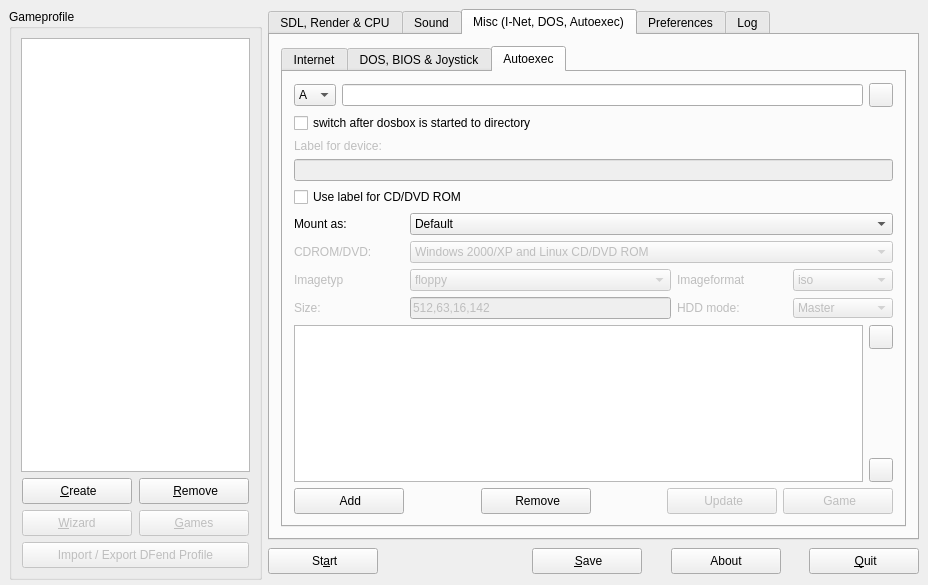
Above: ui/dboxfe.ui from LasDesu/DBoxFE before the change. Below: the same form after it.
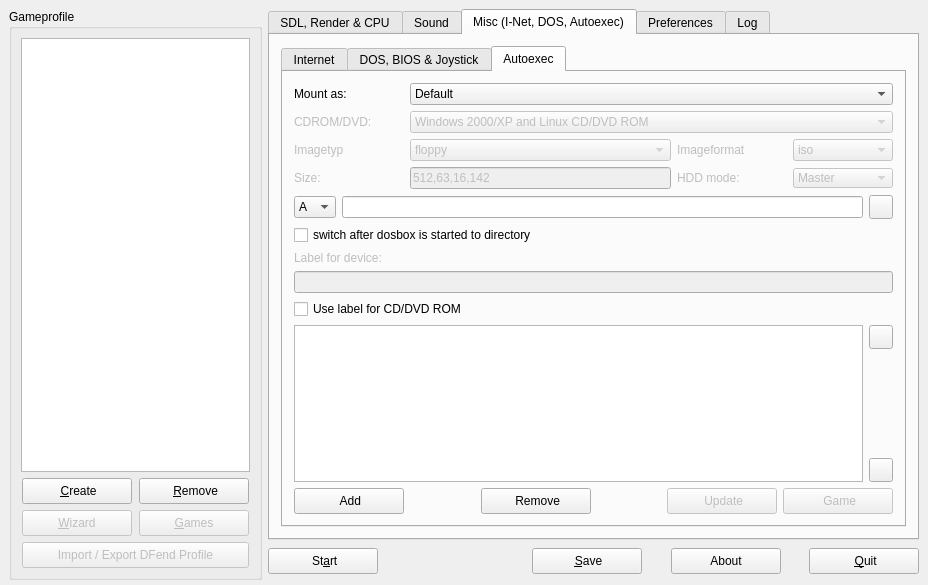
That is the form after the change. The open tabs and pages were chosen to show the change. Icons and pictures are not drawn.

Patch:
```diff
--- a/ui/dboxfe.ui
+++ b/ui/dboxfe.ui
@@ -4675,6 +4675,328 @@
           </attribute>
           <layout class="QGridLayout" >
            <item row="0" column="0" colspan="2" >
+            <layout class="QHBoxLayout" >
+             <item>
+              <widget class="QLabel" name="lblAutoexecDirectoryOption" >
+               <property name="minimumSize" >
+                <size>
+                 <width>110</width>
+                 <height>0</height>
+                </size>
+               </property>
+               <property name="maximumSize" >
+                <size>
+                 <width>110</width>
+                 <height>16777215</height>
+                </size>
+               </property>
+               <property name="text" >
+                <string>Mount as:</string>
+               </property>
+               <property name="buddy" >
+                <cstring>cbxAutoexecDirectoryOption</cstring>
+               </property>
+              </widget>
+             </item>
+             <item>
+              <widget class="QComboBox" name="cbxAutoexecDirectoryOption" >
+               <item>
+                <property name="text" >
+                 <string>Default</string>
+                </property>
+               </item>
+               <item>
+                <property name="text" >
+                 <string>CD/DVD ROM</string>
+                </property>
+               </item>
+               <item>
+                <property name="text" >
+                 <string>Floppy</string>
+                </property>
+               </item>
+               <item>
+                <property name="text" >
+                 <string>Image</string>
+                </property>
+               </item>
+              </widget>
+             </item>
+            </layout>
+           </item>
+           <item row="1" column="0" colspan="2" >
+            <layout class="QGridLayout" >
+             <property name="leftMargin" >
+              <number>0</number>
+             </property>
+             <property name="topMargin" >
+              <number>0</number>
+             </property>
+             <property name="rightMargin" >
+              <number>0</number>
+             </property>
+             <property name="bottomMargin" >
+              <number>0</number>
+             </property>
+             <property name="horizontalSpacing" >
+              <number>6</number>
+             </property>
+             <property name="verticalSpacing" >
+              <number>6</number>
+             </property>
+             <item row="0" column="0" >
+              <widget class="QLabel" name="lblAutoexecCDDVDROMOption" >
+               <property name="enabled" >
+                <bool>false</bool>
+               </property>
+               <property name="minimumSize" >
+                <size>
+                 <width>110</width>
+                 <height>0</height>
+                </size>
+               </property>
+               <property name="maximumSize" >
+                <size>
+                 <width>110</width>
+                 <height>16777215</height>
+                </size>
+               </property>
+               <property name="text" >
+                <string>CDROM/DVD:</string>
+               </property>
+               <property name="buddy" >
+                <cstring>cbxAutoexecCDDVDROMOption</cstring>
+               </property>
+              </widget>
+             </item>
+             <item row="0" column="1" >
+              <widget class="QComboBox" name="cbxAutoexecCDDVDROMOption" >
+               <property name="enabled" >
+                <bool>false</bool>
+               </property>
+               <item>
+                <property name="text" >
+                 <string>Windows 2000/XP and Linux CD/DVD ROM</string>
+                </property>
+               </item>
+               <item>
+                <property name="text" >
+                 <string>Windows 98 CD/DVD ROM</string>
+                </property>
+               </item>
+              </widget>
+             </item>
+            </layout>
+           </item>
+           <item row="2" column="0" >
+            <layout class="QHBoxLayout" >
+             <item>
+              <widget class="QLabel" name="lblAutoexecImageTyp" >
+               <property name="enabled" >
+                <bool>false</bool>
+               </property>
+               <property name="minimumSize" >
+                <size>
+                 <width>110</width>
+                 <height>0</height>
+                </size>
+               </property>
+               <property name="maximumSize" >
+                <size>
+                 <width>110</width>
+                 <height>16777215</height>
+                </size>
+               </property>
+               <property name="text" >
+                <string>Imagetyp</string>
+               </property>
+               <property name="buddy" >
+                <cstring>cbxAutoexecCDDVDROMOption</cstring>
+               </property>
+              </widget>
+             </item>
+             <item>
+              <widget class="QComboBox" name="cbxAutoexecImageTyp" >
+               <property name="enabled" >
+                <bool>false</bool>
+               </property>
+               <item>
+                <property name="text" >
+                 <string>floppy</string>
+                </property>
+               </item>
+               <item>
+                <property name="text" >
+                 <string>iso</string>
+                </property>
+               </item>
+               <item>
+                <property name="text" >
+                 <string>hdd</string>
+                </property>
+               </item>
+              </widget>
+             </item>
+            </layout>
+           </item>
+           <item row="2" column="1" >
+            <layout class="QHBoxLayout" >
+             <item>
+              <widget class="QLabel" name="lblAutoexecImageFormat" >
+               <property name="enabled" >
+                <bool>false</bool>
+               </property>
+               <property name="minimumSize" >
+                <size>
+                 <width>110</width>
+                 <height>0</height>
+                </size>
+               </property>
+               <property name="maximumSize" >
+                <size>
+                 <width>110</width>
+                 <height>16777215</height>
+                </size>
+               </property>
+               <property name="text" >
+                <string>Imageformat</string>
+               </property>
+               <property name="buddy" >
+                <cstring>cbxAutoexecCDDVDROMOption</cstring>
+               </property>
+              </widget>
+             </item>
+             <item>
+              <widget class="QComboBox" name="cbxAutoexecImageFormat" >
+               <property name="enabled" >
+                <bool>false</bool>
+               </property>
+               <item>
+                <property name="text" >
+                 <string>iso</string>
+                </property>
+               </item>
+               <item>
+                <property name="text" >
+                 <string>fat</string>
+                </property>
+               </item>
+               <item>
+                <property name="text" >
+                 <string>none</string>
+                </property>
+               </item>
+              </widget>
+             </item>
+            </layout>
+           </item>
+           <item row="3" column="0" >
+            <layout class="QHBoxLayout" >
+             <item>
+              <widget class="QLabel" name="lblAutoexecImageSize" >
+               <property name="enabled" >
+                <bool>false</bool>
+               </property>
+               <property name="minimumSize" >
+                <size>
+                 <width>110</width>
+                 <height>0</height>
+                </size>
+               </property>
+               <property name="maximumSize" >
+                <size>
+                 <width>110</width>
+                 <height>16777215</height>
+                </size>
+               </property>
+               <property name="text" >
+                <string>Size:</string>
+               </property>
+               <property name="buddy" >
+                <cstring>cbxAutoexecCDDVDROMOption</cstring>
+               </property>
+              </widget>
+             </item>
+             <item>
+              <widget class="QLineEdit" name="LEImageSize" >
+               <property name="enabled" >
+                <bool>false</bool>
+               </property>
+               <property name="toolTip" >
+                <string>sectorsbytesize, sectorsperhead, heads, cylinders</string>
+               </property>
+               <property name="statusTip" >
+                <string>sectorsbytesize, sectorsperhead, heads, cylinders</string>
+               </property>
+               <property name="whatsThis" >
+                <string>sectorsbytesize, sectorsperhead, heads, cylinders</string>
+               </property>
+               <property name="text" >
+                <string>512,63,16,142</string>
+               </property>
+              </widget>
+             </item>
+            </layout>
+           </item>
+           <item row="3" column="1" >
+            <layout class="QHBoxLayout" >
+             <item>
+              <widget class="QLabel" name="lblAutoexecImageHddMode" >
+               <property name="enabled" >
+                <bool>false</bool>
+               </property>
+               <property name="minimumSize" >
+                <size>
+                 <width>110</width>
+                 <height>0</height>
+                </size>
+               </property>
+               <property name="maximumSize" >
+                <size>
+                 <width>110</width>
+                 <height>16777215</height>
+                </size>
+               </property>
+               <property name="text" >
+                <string>HDD mode:</string>
+               </property>
+               <property name="buddy" >
+                <cstring>cbxAutoexecCDDVDROMOption</cstring>
+               </property>
+              </widget>
+             </item>
+             <item>
+              <widget class="QComboBox" name="cbxAutoexecImageHddMode" >
+               <property name="enabled" >
+                <bool>false</bool>
+               </property>
+               <property name="minimumSize" >
+                <size>
+                 <width>100</width>
+                 <height>20</height>
+                </size>
+               </property>
+               <property name="maximumSize" >
+                <size>
+                 <width>100</width>
+                 <height>20</height>
+                </size>
+               </property>
+               <item>
+                <property name="text" >
+                 <string>Master</string>
+                </property>
+               </item>
+               <item>
+                <property name="text" >
+                 <string>Slave</string>
+                </property>
+               </item>
+              </widget>
+             </item>
+            </layout>
+           </item>
+           <item row="4" column="0" colspan="2" >
             <layout class="QGridLayout" >
              <property name="leftMargin" >
               <number>0</number>
@@ -4875,7 +5197,7 @@
              </item>
             </layout>
            </item>
-           <item row="1" column="0" colspan="2" >
+           <item row="5" column="0" colspan="2" >
             <layout class="QGridLayout" >
              <property name="leftMargin" >
               <number>0</number>
@@ -4936,328 +5258,6 @@
              </item>
             </layout>
            </item>
-           <item row="2" column="0" colspan="2" >
-            <layout class="QHBoxLayout" >
-             <item>
-              <widget class="QLabel" name="lblAutoexecDirectoryOption" >
-               <property name="minimumSize" >
-                <size>
-                 <width>110</width>
-                 <height>0</height>
-                </size>
-               </property>
-               <property name="maximumSize" >
-                <size>
-                 <width>110</width>
-                 <height>16777215</height>
-                </size>
-               </property>
-               <property name="text" >
-                <string>Mount as:</string>
-               </property>
-               <property name="buddy" >
-                <cstring>cbxAutoexecDirectoryOption</cstring>
-               </property>
-              </widget>
-             </item>
-             <item>
-              <widget class="QComboBox" name="cbxAutoexecDirectoryOption" >
-               <item>
-                <property name="text" >
-                 <string>Default</string>
-                </property>
-               </item>
-               <item>
-                <property name="text" >
-                 <string>CD/DVD ROM</string>
-                </property>
-               </item>
-               <item>
-                <property name="text" >
-                 <string>Floppy</string>
-                </property>
-               </item>
-               <item>
-                <property name="text" >
-                 <string>Image</string>
-                </property>
-               </item>
-              </widget>
-             </item>
-            </layout>
-           </item>
-           <item row="3" column="0" colspan="2" >
-            <layout class="QGridLayout" >
-             <property name="leftMargin" >
-              <number>0</number>
-             </property>
-             <property name="topMargin" >
-              <number>0</number>
-             </property>
-             <property name="rightMargin" >
-              <number>0</number>
-             </property>
-             <property name="bottomMargin" >
-              <number>0</number>
-             </property>
-             <property name="horizontalSpacing" >
-              <number>6</number>
-             </property>
-             <property name="verticalSpacing" >
-              <number>6</number>
-             </property>
-             <item row="0" column="0" >
-              <widget class="QLabel" name="lblAutoexecCDDVDROMOption" >
-               <property name="enabled" >
-                <bool>false</bool>
-               </property>
-               <property name="minimumSize" >
-                <size>
-                 <width>110</width>
-                 <height>0</height>
-                </size>
-               </property>
-               <property name="maximumSize" >
-                <size>
-                 <width>110</width>
-                 <height>16777215</height>
-                </size>
-               </property>
-               <property name="text" >
-                <string>CDROM/DVD:</string>
-               </property>
-               <property name="buddy" >
-                <cstring>cbxAutoexecCDDVDROMOption</cstring>
-               </property>
-              </widget>
-             </item>
-             <item row="0" column="1" >
-              <widget class="QComboBox" name="cbxAutoexecCDDVDROMOption" >
-               <property name="enabled" >
-                <bool>false</bool>
-               </property>
-               <item>
-                <property name="text" >
-                 <string>Windows 2000/XP and Linux CD/DVD ROM</string>
-                </property>
-               </item>
-               <item>
-                <property name="text" >
-                 <string>Windows 98 CD/DVD ROM</string>
-                </property>
-               </item>
-              </widget>
-             </item>
-            </layout>
-           </item>
-           <item row="4" column="0" >
-            <layout class="QHBoxLayout" >
-             <item>
-              <widget class="QLabel" name="lblAutoexecImageTyp" >
-               <property name="enabled" >
-                <bool>false</bool>
-               </property>
-               <property name="minimumSize" >
-                <size>
-                 <width>110</width>
-                 <height>0</height>
-                </size>
-               </property>
-               <property name="maximumSize" >
-                <size>
-                 <width>110</width>
-                 <height>16777215</height>
-                </size>
-               </property>
-               <property name="text" >
-                <string>Imagetyp</string>
-               </property>
-               <property name="buddy" >
-                <cstring>cbxAutoexecCDDVDROMOption</cstring>
-               </property>
-              </widget>
-             </item>
-             <item>
-              <widget class="QComboBox" name="cbxAutoexecImageTyp" >
-               <property name="enabled" >
-                <bool>false</bool>
-               </property>
-               <item>
-                <property name="text" >
-                 <string>floppy</string>
-                </property>
-               </item>
-               <item>
-                <property name="text" >
-                 <string>iso</string>
-                </property>
-               </item>
-               <item>
-                <property name="text" >
-                 <string>hdd</string>
-                </property>
-               </item>
-              </widget>
-             </item>
-            </layout>
-           </item>
-           <item row="4" column="1" >
-            <layout class="QHBoxLayout" >
-             <item>
-              <widget class="QLabel" name="lblAutoexecImageFormat" >
-               <property name="enabled" >
-                <bool>false</bool>
-               </property>
-               <property name="minimumSize" >
-                <size>
-                 <width>110</width>
-                 <height>0</height>
-                </size>
-               </property>
-               <property name="maximumSize" >
-                <size>
-                 <width>110</width>
-                 <height>16777215</height>
-                </size>
-               </property>
-               <property name="text" >
-                <string>Imageformat</string>
-               </property>
-               <property name="buddy" >
-                <cstring>cbxAutoexecCDDVDROMOption</cstring>
-               </property>
-              </widget>
-             </item>
-             <item>
-              <widget class="QComboBox" name="cbxAutoexecImageFormat" >
-               <property name="enabled" >
-                <bool>false</bool>
-               </property>
-               <item>
-                <property name="text" >
-                 <string>iso</string>
-                </property>
-               </item>
-               <item>
-                <property name="text" >
-                 <string>fat</string>
-                </property>
-               </item>
-               <item>
-                <property name="text" >
-                 <string>none</string>
-                </property>
-               </item>
-              </widget>
-             </item>
-            </layout>
-           </item>
-           <item row="5" column="0" >
-            <layout class="QHBoxLayout" >
-             <item>
-              <widget class="QLabel" name="lblAutoexecImageSize" >
-               <property name="enabled" >
-                <bool>false</bool>
-               </property>
-               <property name="minimumSize" >
-                <size>
-                 <width>110</width>
-                 <height>0</height>
-                </size>
-               </property>
-               <property name="maximumSize" >
-                <size>
-                 <width>110</width>
-                 <height>16777215</height>
-                </size>
-               </property>
-               <property name="text" >
-                <string>Size:</string>
-               </property>
-               <property name="buddy" >
-                <cstring>cbxAutoexecCDDVDROMOption</cstring>
-               </property>
-              </widget>
-             </item>
-             <item>
-              <widget class="QLineEdit" name="LEImageSize" >
-               <property name="enabled" >
-                <bool>false</bool>
-               </property>
-               <property name="toolTip" >
-                <string>sectorsbytesize, sectorsperhead, heads, cylinders</string>
-               </property>
-               <property name="statusTip" >
-                <string>sectorsbytesize, sectorsperhead, heads, cylinders</string>
-               </property>
-               <property name="whatsThis" >
-                <string>sectorsbytesize, sectorsperhead, heads, cylinders</string>
-               </property>
-               <property name="text" >
-                <string>512,63,16,142</string>
-               </property>
-              </widget>
-             </item>
-            </layout>
-           </item>
-           <item row="5" column="1" >
-            <layout class="QHBoxLayout" >
-             <item>
-              <widget class="QLabel" name="lblAutoexecImageHddMode" >
-               <property name="enabled" >
-                <bool>false</bool>
-               </property>
-               <property name="minimumSize" >
-                <size>
-                 <width>110</width>
-                 <height>0</height>
-                </size>
-               </property>
-               <property name="maximumSize" >
-                <size>
-                 <width>110</width>
-                 <height>16777215</height>
-                </size>
-               </property>
-               <property name="text" >
-                <string>HDD mode:</string>
-               </property>
-               <property name="buddy" >
-                <cstring>cbxAutoexecCDDVDROMOption</cstring>
-               </property>
-              </widget>
-             </item>
-             <item>
-              <widget class="QComboBox" name="cbxAutoexecImageHddMode" >
-               <property name="enabled" >
-                <bool>false</bool>
-               </property>
-               <property name="minimumSize" >
-                <size>
-                 <width>100</width>
-                 <height>20</height>
-                </size>
-               </property>
-               <property name="maximumSize" >
-                <size>
-                 <width>100</width>
-                 <height>20</height>
-                </size>
-               </property>
-               <item>
-                <property name="text" >
-                 <string>Master</string>
-                </property>
-               </item>
-               <item>
-                <property name="text" >
-                 <string>Slave</string>
-                </property>
-               </item>
-              </widget>
-             </item>
-            </layout>
-           </item>
            <item row="6" column="0" colspan="2" >
             <layout class="QGridLayout" >
              <item row="0" column="0" >
```
